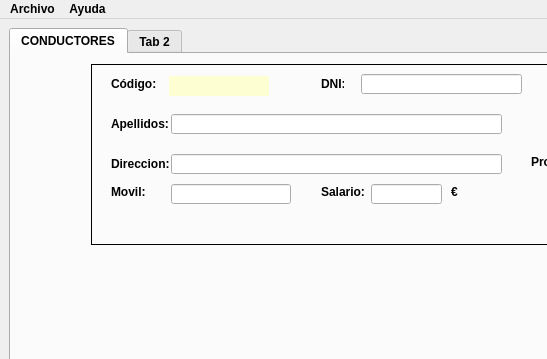
Above: venta_principal.ui from EliasVGZ/vierafernandez2324 before the change; both pictures show x 0 to 547 and y 0 to 359 of the 1024 by 768 pixel window. Below: the same form after it.
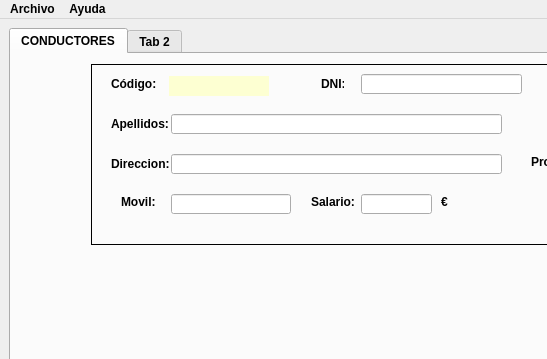
That is the form after the change. Icons and pictures are not drawn.

Patch:
```diff
--- a/venta_principal.ui
+++ b/venta_principal.ui
@@ -364,8 +364,8 @@
         <widget class="QLabel" name="lblMovil">
          <property name="geometry">
           <rect>
-           <x>20</x>
-           <y>120</y>
+           <x>30</x>
+           <y>130</y>
            <width>47</width>
            <height>16</height>
           </rect>
@@ -384,7 +384,7 @@
          <property name="geometry">
           <rect>
            <x>80</x>
-           <y>120</y>
+           <y>130</y>
            <width>120</width>
            <height>20</height>
           </rect>
@@ -460,8 +460,8 @@
         <widget class="QLabel" name="lblSalario">
          <property name="geometry">
           <rect>
-           <x>230</x>
-           <y>120</y>
+           <x>220</x>
+           <y>130</y>
            <width>47</width>
            <height>16</height>
           </rect>
@@ -479,8 +479,8 @@
         <widget class="QLineEdit" name="txtSalario">
          <property name="geometry">
           <rect>
-           <x>280</x>
-           <y>120</y>
+           <x>270</x>
+           <y>130</y>
            <width>71</width>
            <height>20</height>
           </rect>
@@ -498,8 +498,8 @@
         <widget class="QLabel" name="lblEuro">
          <property name="geometry">
           <rect>
-           <x>360</x>
-           <y>120</y>
+           <x>350</x>
+           <y>130</y>
            <width>16</width>
            <height>16</height>
           </rect>
```
